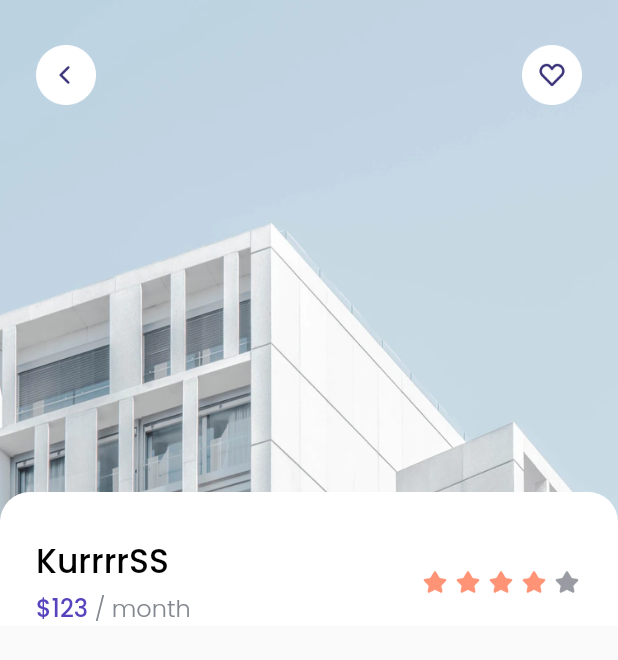
After one commit to donnydevanda/cozy, a Flutter app: the HomePage screen opened directly, after a tap on an icon or button, on a phone screen of 412 x 824 dp. The commit adds this screen. Shown: the top 660 px of the screen. Run offline on Flutter 3.47's test engine with Material 2 defaults, Android fonts, the phone set to English and light mode, and no system bars; our stand-ins replace google_fonts.

Commit message:
Detail Page - Image, Header

```diff
--- /dev/null
+++ b/lib/pages/detail_page.dart
@@ -0,0 +1,139 @@
+import 'package:cozy/theme.dart';
+import 'package:flutter/material.dart';
+
+class DetailPage extends StatelessWidget {
+  const DetailPage({Key? key}) : super(key: key);
+
+  @override
+  Widget build(BuildContext context) {
+    return Scaffold(
+      body: SafeArea(
+        bottom: false,
+        child: Stack(
+          children: [
+            Image.asset(
+              'assets/thumbnail.png',
+              width: MediaQuery.of(context).size.width,
+              height: 350,
+              fit: BoxFit.cover,
+            ),
+            Padding(
+              padding: EdgeInsets.symmetric(horizontal: Edge, vertical: 30),
+              child: Row(
+                mainAxisAlignment: MainAxisAlignment.spaceBetween,
+                children: [
+                  InkWell(
+                    onTap: () {
+                      Navigator.pop(context);
+                    },
+                    child: Image.asset(
+                      'assets/btn_back.png',
+                      width: 40,
+                    ),
+                  ),
+                  Image.asset(
+                    'assets/btn_wishlist.png',
+                    width: 40,
+                  )
+                ],
+              ),
+            ),
+            ListView(
+              children: [
+                SizedBox(
+                  height: 328,
+                ),
+                Container(
+                  width: MediaQuery.of(context).size.width,
+                  decoration: BoxDecoration(
+                    borderRadius: BorderRadius.vertical(
+                      top: Radius.circular(20),
+                    ),
+                    color: whiteColor,
+                  ),
+                  child: Column(
+                    children: [
+                      SizedBox(
+                        height: 30,
+                      ),
+                      Padding(
+                        padding: EdgeInsets.symmetric(horizontal: Edge),
+                        child: Row(
+                          mainAxisAlignment: MainAxisAlignment.spaceBetween,
+                          children: [
+                            Column(
+                              crossAxisAlignment: CrossAxisAlignment.start,
+                              children: [
+                                Text(
+                                  'KurrrrSS',
+                                  style: blackTextStyle.copyWith(fontSize: 22),
+                                ),
+                                SizedBox(
+                                  height: 2,
+                                ),
+                                Text.rich(
+                                  TextSpan(
+                                    text: '\$123',
+                                    style:
+                                        purpleTextStyle.copyWith(fontSize: 16),
+                                    children: [
+                                      TextSpan(
+                                          text: ' / month',
+                                          style: grayTextStyle.copyWith(
+                                              fontSize: 16))
+                                    ],
+                                  ),
+                                ),
+                              ],
+                            ),
+                            Row(
+                              children: [
+                                Image.asset(
+                                  'assets/icon_star.png',
+                                  width: 20,
+                                ),
+                                SizedBox(
+                                  width: 2,
+                                ),
+                                Image.asset(
+                                  'assets/icon_star.png',
+                                  width: 20,
+                                ),
+                                SizedBox(
+                                  width: 2,
+                                ),
+                                Image.asset(
+                                  'assets/icon_star.png',
+                                  width: 20,
+                                ),
+                                SizedBox(
+                                  width: 2,
+                                ),
+                                Image.asset(
+                                  'assets/icon_star.png',
+                                  width: 20,
+                                ),
+                                SizedBox(
+                                  width: 2,
+                                ),
+                                Image.asset(
+                                  'assets/icon_star.png',
+                                  width: 20,
+                                  color: Color(0xff989BA1),
+                                ),
+                              ],
+                            )
+                          ],
+                        ),
+                      )
+                    ],
+                  ),
+                )
+              ],
+            )
+          ],
+        ),
+      ),
+    );
+  }
+}
--- a/lib/widgets/space_card.dart
+++ b/lib/widgets/space_card.dart
@@ -1,4 +1,5 @@
 import 'package:cozy/models/space.dart';
+import 'package:cozy/pages/detail_page.dart';
 import 'package:cozy/theme.dart';
 import 'package:flutter/material.dart';
 
@@ -9,7 +10,16 @@ class SpaceCard extends StatelessWidget {
 
   @override
   Widget build(BuildContext context) {
-    return Row(
+    return InkWell(
+      onTap: () {
+        Navigator.push(
+          context,
+          MaterialPageRoute(
+            builder: (context) => DetailPage(),
+          ),
+        );
+      },
+      child: Row(
         children: [
           ClipRRect(
             borderRadius: BorderRadius.circular(18),
@@ -83,6 +93,7 @@ class SpaceCard extends StatelessWidget {
             ],
           )
         ],
+      ),
     );
   }
 }
```
Lines whose indentation alone changed are shown as unchanged.
